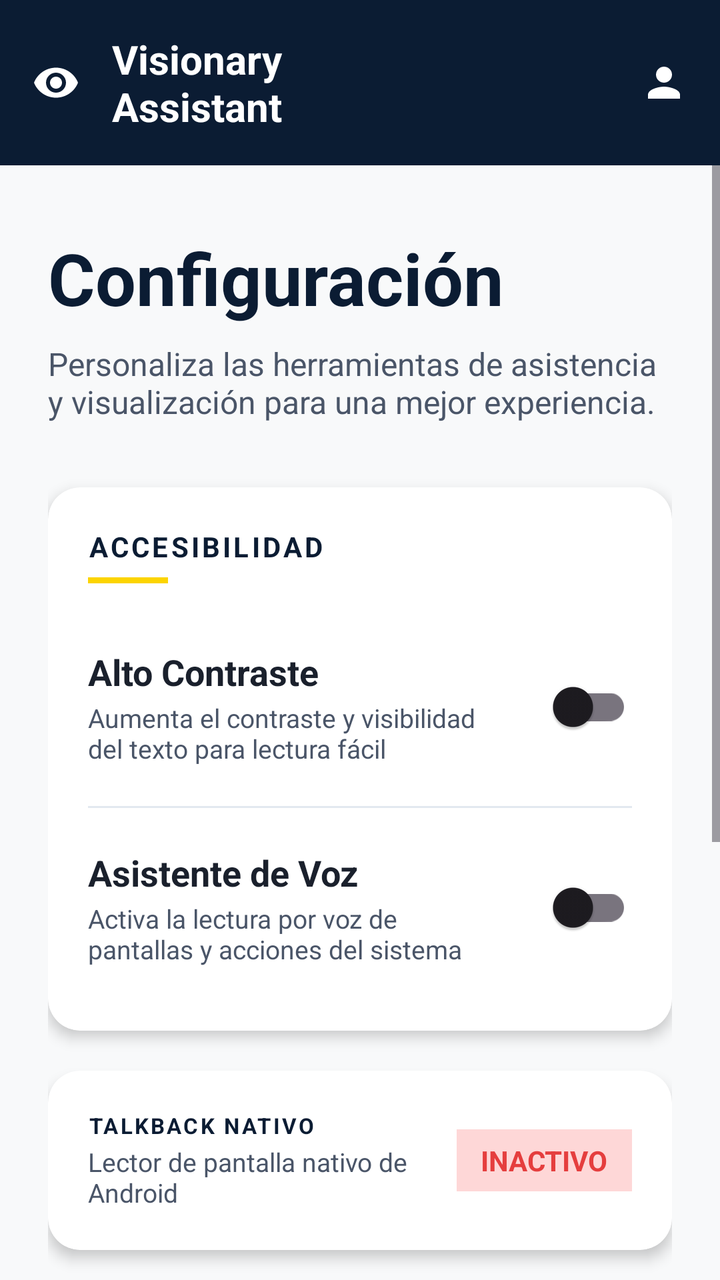
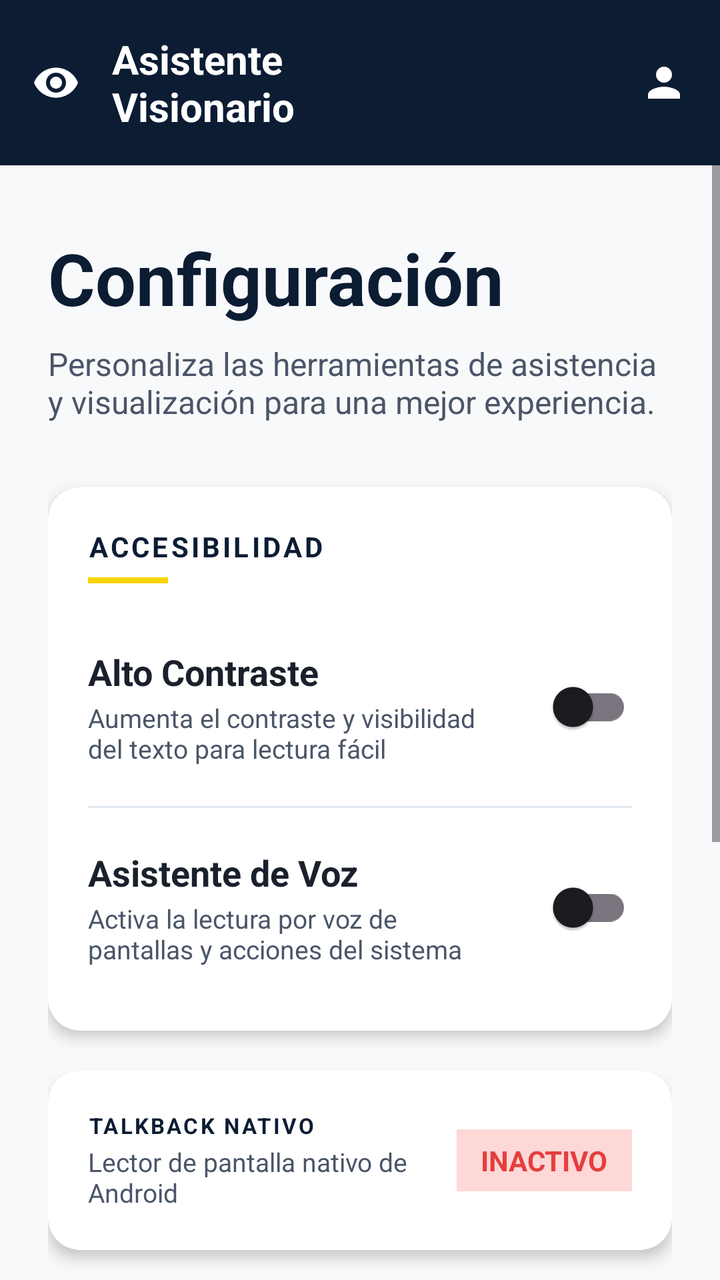

Screens rendered from an Android XML layout before and after an edit, with the pre-edit source and the edit as a unified diff.
<!-- AndroidManifest.xml: application theme Theme.Tienda_app -->
<!-- res/layout/fragment_config.xml -->
<?xml version="1.0" encoding="utf-8"?>
<androidx.constraintlayout.widget.ConstraintLayout xmlns:android="http://schemas.android.com/apk/res/android"
    xmlns:app="http://schemas.android.com/apk/res-auto"
    xmlns:tools="http://schemas.android.com/tools"
    android:layout_width="match_parent"
    android:layout_height="match_parent"
    android:background="#F8F9FA"
    tools:context=".ConfigFragment">

    
    <LinearLayout
        android:id="@+id/topBar"
        android:layout_width="match_parent"
        android:layout_height="wrap_content"
        android:background="#0B1C33"
        android:padding="16dp"
        android:orientation="horizontal"
        android:gravity="center_vertical"
        app:layout_constraintTop_toTopOf="parent">

        <ImageView
            android:layout_width="24dp"
            android:layout_height="24dp"
            android:src="@drawable/ic_eye"
            app:tint="#FFFFFF"
            android:importantForAccessibility="no" />

        <TextView
            android:layout_width="0dp"
            android:layout_height="wrap_content"
            android:layout_weight="1"
            android:text="Visionary\nAssistant"
            android:textColor="#FFFFFF"
            android:textSize="20sp"
            android:textStyle="bold"
            android:layout_marginStart="16dp" />

        <ImageView
            android:layout_width="24dp"
            android:layout_height="24dp"
            android:src="@drawable/ic_user"
            app:tint="#FFFFFF"
            android:contentDescription="Perfil de usuario" />
    </LinearLayout>

    <ScrollView
        android:layout_width="match_parent"
        android:layout_height="0dp"
        app:layout_constraintTop_toBottomOf="@id/topBar"
        app:layout_constraintBottom_toBottomOf="parent">

        <LinearLayout
            android:layout_width="match_parent"
            android:layout_height="wrap_content"
            android:orientation="vertical"
            android:padding="24dp">

            <TextView
                android:id="@+id/tvTitle"
                android:layout_width="match_parent"
                android:layout_height="wrap_content"
                android:text="Configuración"
                android:textColor="#0B1C33"
                android:textSize="36sp"
                android:textStyle="bold"
                android:layout_marginTop="8dp"/>

            <TextView
                android:id="@+id/tvSubtitle"
                android:layout_width="match_parent"
                android:layout_height="wrap_content"
                android:text="Personaliza las herramientas de asistencia y visualización para una mejor experiencia."
                android:textColor="#4A5568"
                android:textSize="16sp"
                android:layout_marginTop="8dp"/>

            
            <androidx.cardview.widget.CardView
                android:layout_width="match_parent"
                android:layout_height="wrap_content"
                android:layout_marginTop="32dp"
                app:cardCornerRadius="16dp"
                app:cardElevation="4dp"
                app:cardBackgroundColor="#FFFFFF">

                <LinearLayout
                    android:layout_width="match_parent"
                    android:layout_height="wrap_content"
                    android:orientation="vertical"
                    android:padding="20dp">

                    <TextView
                        android:layout_width="wrap_content"
                        android:layout_height="wrap_content"
                        android:text="ACCESIBILIDAD"
                        android:textColor="#0B1C33"
                        android:textSize="14sp"
                        android:textStyle="bold"
                        android:letterSpacing="0.1" />

                    <View
                        android:layout_width="40dp"
                        android:layout_height="3dp"
                        android:background="@color/yellow"
                        android:layout_marginTop="6dp"
                        android:layout_marginBottom="20dp"/>

                    
                    <LinearLayout
                        android:layout_width="match_parent"
                        android:layout_height="wrap_content"
                        android:orientation="horizontal"
                        android:gravity="center_vertical"
                        android:paddingVertical="12dp">

                        <LinearLayout
                            android:layout_width="0dp"
                            android:layout_height="wrap_content"
                            android:layout_weight="1"
                            android:orientation="vertical"
                            android:layout_marginEnd="16dp">

                            <TextView
                                android:id="@+id/lblHighContrast"
                                android:layout_width="wrap_content"
                                android:layout_height="wrap_content"
                                android:text="Alto Contraste"
                                android:textColor="#1A202C"
                                android:textSize="18sp"
                                android:textStyle="bold" />

                            <TextView
                                android:layout_width="wrap_content"
                                android:layout_height="wrap_content"
                                android:text="Aumenta el contraste y visibilidad del texto para lectura fácil"
                                android:textColor="#4A5568"
                                android:textSize="13sp"
                                android:layout_marginTop="2dp" />
                        </LinearLayout>

                        <androidx.appcompat.widget.SwitchCompat
                            android:id="@+id/switchHighContrast"
                            android:layout_width="wrap_content"
                            android:layout_height="wrap_content"
                            android:focusable="true"
                            android:clickable="true"
                            android:contentDescription="Activar modo de alto contraste visual" />
                    </LinearLayout>

                    <View
                        android:layout_width="match_parent"
                        android:layout_height="1dp"
                        android:background="#E2E8F0"
                        android:layout_marginVertical="8dp"/>

                    
                    <LinearLayout
                        android:layout_width="match_parent"
                        android:layout_height="wrap_content"
                        android:orientation="horizontal"
                        android:gravity="center_vertical"
                        android:paddingVertical="12dp">

                        <LinearLayout
                            android:layout_width="0dp"
                            android:layout_height="wrap_content"
                            android:layout_weight="1"
                            android:orientation="vertical"
                            android:layout_marginEnd="16dp">

                            <TextView
                                android:id="@+id/lblAudioAssistant"
                                android:layout_width="wrap_content"
                                android:layout_height="wrap_content"
                                android:text="Asistente de Voz"
                                android:textColor="#1A202C"
                                android:textSize="18sp"
                                android:textStyle="bold" />

                            <TextView
                                android:layout_width="wrap_content"
                                android:layout_height="wrap_content"
                                android:text="Activa la lectura por voz de pantallas y acciones del sistema"
                                android:textColor="#4A5568"
                                android:textSize="13sp"
                                android:layout_marginTop="2dp" />
                        </LinearLayout>

                        <androidx.appcompat.widget.SwitchCompat
                            android:id="@+id/switchAudioAssistant"
                            android:layout_width="wrap_content"
                            android:layout_height="wrap_content"
                            android:focusable="true"
                            android:clickable="true"
                            android:contentDescription="Activar asistente de voz personalizado" />
                    </LinearLayout>
                </LinearLayout>
            </androidx.cardview.widget.CardView>

            
            <androidx.cardview.widget.CardView
                android:layout_width="match_parent"
                android:layout_height="wrap_content"
                android:layout_marginTop="20dp"
                app:cardCornerRadius="16dp"
                app:cardElevation="4dp"
                app:cardBackgroundColor="#FFFFFF">

                <LinearLayout
                    android:layout_width="match_parent"
                    android:layout_height="wrap_content"
                    android:orientation="horizontal"
                    android:padding="20dp"
                    android:gravity="center_vertical">

                    <LinearLayout
                        android:layout_width="0dp"
                        android:layout_height="wrap_content"
                        android:layout_weight="1"
                        android:orientation="vertical">

                        <TextView
                            android:layout_width="wrap_content"
                            android:layout_height="wrap_content"
                            android:text="TALKBACK NATIVO"
                            android:textColor="#0B1C33"
                            android:textSize="11sp"
                            android:textStyle="bold"
                            android:letterSpacing="0.1" />

                        <TextView
                            android:layout_width="wrap_content"
                            android:layout_height="wrap_content"
                            android:text="Lector de pantalla nativo de Android"
                            android:textColor="#4A5568"
                            android:textSize="13sp"
                            android:layout_marginTop="2dp" />
                    </LinearLayout>

                    <TextView
                        android:id="@+id/tvTalkBackStatus"
                        android:layout_width="wrap_content"
                        android:layout_height="wrap_content"
                        android:text="INACTIVO"
                        android:textColor="#E53E3E"
                        android:textSize="14sp"
                        android:textStyle="bold"
                        android:background="#FED7D7"
                        android:paddingHorizontal="12dp"
                        android:paddingVertical="6dp"
                        android:gravity="center" />
                </LinearLayout>
            </androidx.cardview.widget.CardView>

            
            <androidx.cardview.widget.CardView
                android:layout_width="match_parent"
                android:layout_height="wrap_content"
                android:layout_marginTop="20dp"
                android:layout_marginBottom="20dp"
                app:cardCornerRadius="16dp"
                app:cardElevation="4dp"
                app:cardBackgroundColor="#FFFFFF">

                <LinearLayout
                    android:layout_width="match_parent"
                    android:layout_height="wrap_content"
                    android:orientation="vertical"
                    android:padding="20dp">

                    <TextView
                        android:layout_width="wrap_content"
                        android:layout_height="wrap_content"
                        android:text="INFORMACIÓN DE CONEXIÓN"
                        android:textColor="#0B1C33"
                        android:textSize="12sp"
                        android:textStyle="bold"
                        android:letterSpacing="0.1" />

                    <View
                        android:layout_width="40dp"
                        android:layout_height="3dp"
                        android:background="@color/yellow"
                        android:layout_marginTop="6dp"
                        android:layout_marginBottom="16dp"/>

                    <TextView
                        android:layout_width="wrap_content"
                        android:layout_height="wrap_content"
                        android:text="Servidor API Base:"
                        android:textColor="#718096"
                        android:textSize="12sp"
                        android:textStyle="bold"/>

                    <TextView
                        android:id="@+id/tvApiBaseUrl"
                        android:layout_width="wrap_content"
                        android:layout_height="wrap_content"
                        android:text="https://bd95..."
                        android:textColor="#2D3748"
                        android:textSize="14sp"
                        android:layout_marginTop="2dp"
                        android:layout_marginBottom="12dp"
                        android:focusable="true"/>

                    <TextView
                        android:layout_width="wrap_content"
                        android:layout_height="wrap_content"
                        android:text="Google Maps SDK:"
                        android:textColor="#718096"
                        android:textSize="12sp"
                        android:textStyle="bold"/>

                    <TextView
                        android:id="@+id/tvMapsStatus"
                        android:layout_width="wrap_content"
                        android:layout_height="wrap_content"
                        android:text="Configurado con llave segura"
                        android:textColor="#2D3748"
                        android:textSize="14sp"
                        android:layout_marginTop="2dp"
                        android:focusable="true"/>
                </LinearLayout>
            </androidx.cardview.widget.CardView>

            
            <androidx.cardview.widget.CardView
                android:layout_width="match_parent"
                android:layout_height="wrap_content"
                android:layout_marginTop="8dp"
                android:layout_marginBottom="40dp"
                app:cardCornerRadius="16dp"
                app:cardElevation="4dp"
                app:cardBackgroundColor="#FFFFFF">

                <LinearLayout
                    android:layout_width="match_parent"
                    android:layout_height="wrap_content"
                    android:orientation="vertical"
                    android:padding="20dp"
                    android:gravity="center">

                    <Button
                        android:id="@+id/btnLogout"
                        android:layout_width="match_parent"
                        android:layout_height="56dp"
                        android:backgroundTint="#E53E3E"
                        android:text="CERRAR SESIÓN"
                        android:textColor="#FFFFFF"
                        android:textSize="16sp"
                        android:textStyle="bold"
                        android:elevation="2dp"
                        android:focusable="true"
                        android:contentDescription="Botón para cerrar tu sesión en el dispositivo" />
                </LinearLayout>
            </androidx.cardview.widget.CardView>

        </LinearLayout>
    </ScrollView>
</androidx.constraintlayout.widget.ConstraintLayout>
<!-- resources referenced by this layout -->
<resources>
  <color name="yellow">#FCD400</color>
  <!-- drawable ic_eye (drawable) -->
  <vector xmlns:android="http://schemas.android.com/apk/res/android"
      android:width="24dp"
      android:height="24dp"
      android:viewportWidth="24"
      android:viewportHeight="24">
    <path
        android:fillColor="#FFFFFF"
        android:pathData="M12,4.5C7,4.5 2.73,7.61 1,12c1.73,4.39 6,7.5 11,7.5s9.27,-3.11 11,-7.5c-1.73,-4.39 -6,-7.5 -11,-7.5zM12,17c-2.76,0 -5,-2.24 -5,-5s2.24,-5 5,-5 5,2.24 5,5 -2.24,5 -5,5zM12,9c-1.66,0 -3,1.34 -3,3s1.34,3 3,3 3,-1.34 3,-3 -1.34,-3 -3,-3z"/>
  </vector>
  <!-- drawable ic_user (drawable) -->
  <vector xmlns:android="http://schemas.android.com/apk/res/android"
      android:width="24dp"
      android:height="24dp"
      android:viewportWidth="24"
      android:viewportHeight="24">
    <path
        android:fillColor="#FFFFFF"
        android:pathData="M12,12c2.21,0 4,-1.79 4,-4s-1.79,-4 -4,-4 -4,1.79 -4,4 1.79,4 4,4zM12,14c-2.67,0 -8,1.34 -8,4v2h16v-2c0,-2.66 -5.33,-4 -8,-4z"/>
  </vector>
  <style name="Theme.Tienda_app" parent="Base.Theme.Tienda_app" />
  <style name="Base.Theme.Tienda_app" parent="Theme.Material3.DayNight.NoActionBar">
          
          
      </style>
</resources>

<!-- the commit's change to res/layout/fragment_config.xml (unified diff, before → after) -->
@@ -29,7 +29,7 @@
             android:layout_width="0dp"
             android:layout_height="wrap_content"
             android:layout_weight="1"
-            android:text="Visionary\nAssistant"
+            android:text="Asistente\nVisionario"
             android:textColor="#FFFFFF"
             android:textSize="20sp"
             android:textStyle="bold"
